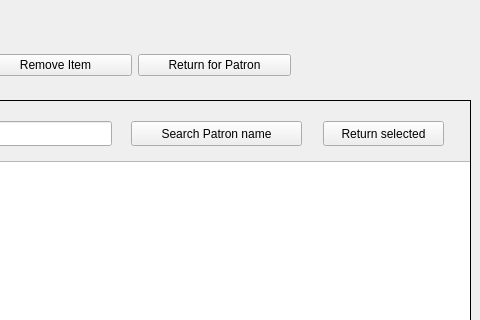
Qt form testProject/librarianwindow.ui (PhiPham1507/HinLIBS) before a commit; both pictures show x 320 to 800 and y 0 to 320 of the 800 by 600 pixel window.
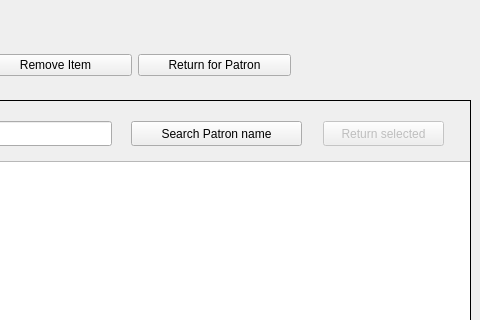
The same form after that commit. The open tabs and pages were chosen to show the change.

What changed in the file:
```diff
--- a/testProject/librarianwindow.ui
+++ b/testProject/librarianwindow.ui
@@ -477,6 +477,9 @@
       </property>
      </widget>
      <widget class="QPushButton" name="ReturnSelectedItems">
+      <property name="enabled">
+       <bool>false</bool>
+      </property>
       <property name="geometry">
        <rect>
         <x>632</x>
```
Left out of the diff: 4 changed lines with no effect on the pictures.
